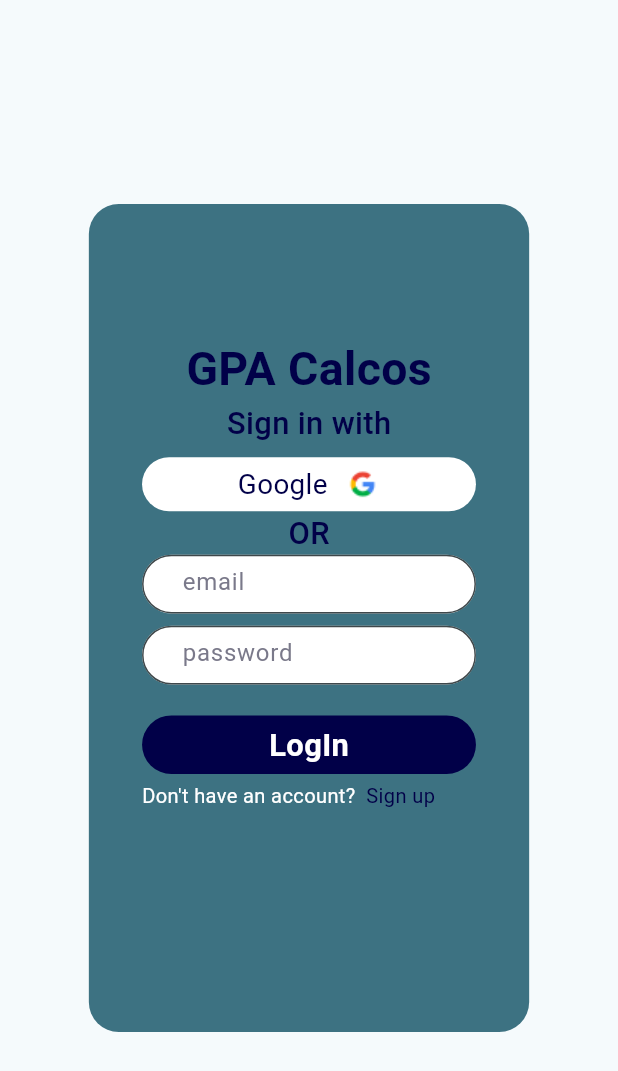
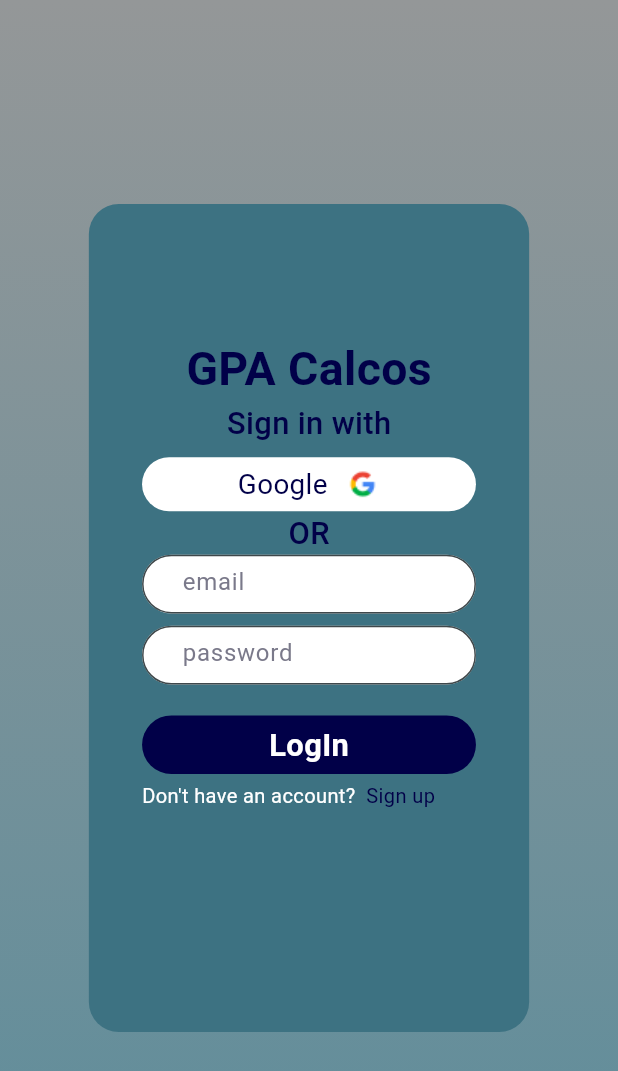
Before and after one commit to delbertkimbi/GPA_Guide, a Flutter app: the screen it shows after launch, on a phone screen of 412 x 824 dp. Shown: the top 1071 px of the screen. Run offline on Flutter 3.47's test engine with Material 3 defaults, Android fonts, the phone set to English and light mode, and no system bars; our stand-ins replace bloc, firebase_core, flutter_screenutil; accounts and stored records are empty; Roboto replaces fonts that are missing (Poppins).

Commit message:
Deone with logIn screen

```diff
--- a/gpa_calcos/lib/Presentation/screens/auth/login.dart
+++ b/gpa_calcos/lib/Presentation/screens/auth/login.dart
@@ -31,10 +31,11 @@ class LogIn extends StatelessWidget {
               Color(0xFF5E8D9B),
             ],
             begin: Alignment.topCenter,
-            //end: Alignment.bottomCenter,
+            end: Alignment.bottomCenter,
           ),
         ),
         child: Scaffold(
+          backgroundColor: Colors.transparent,
           body: Center(
             child: Container(
               height: 536.r,
```
